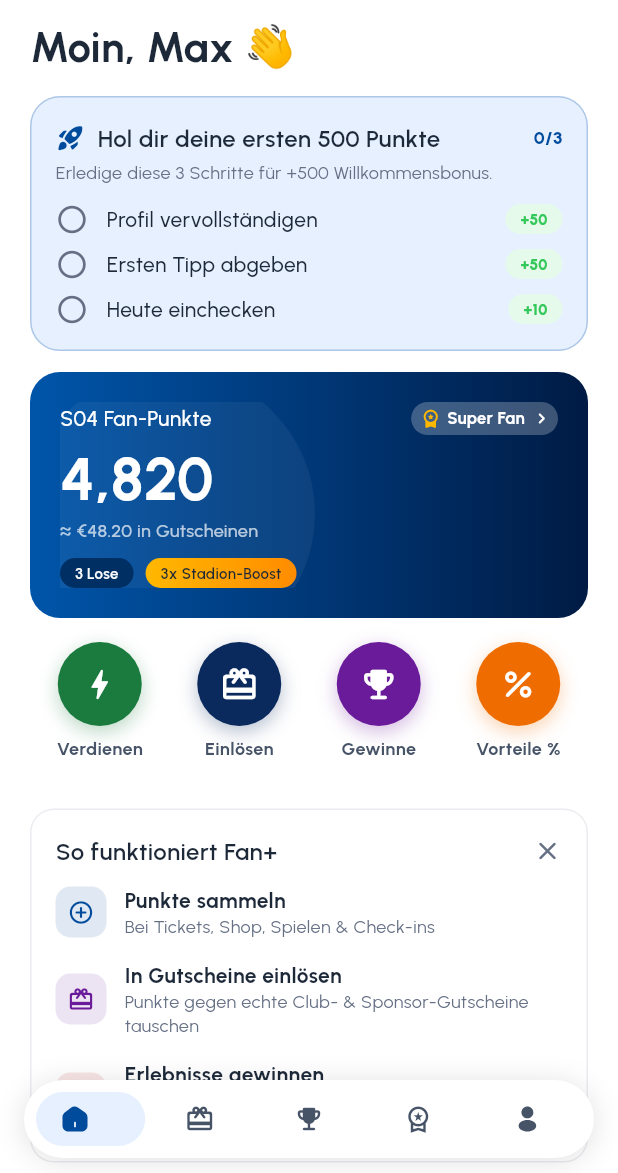
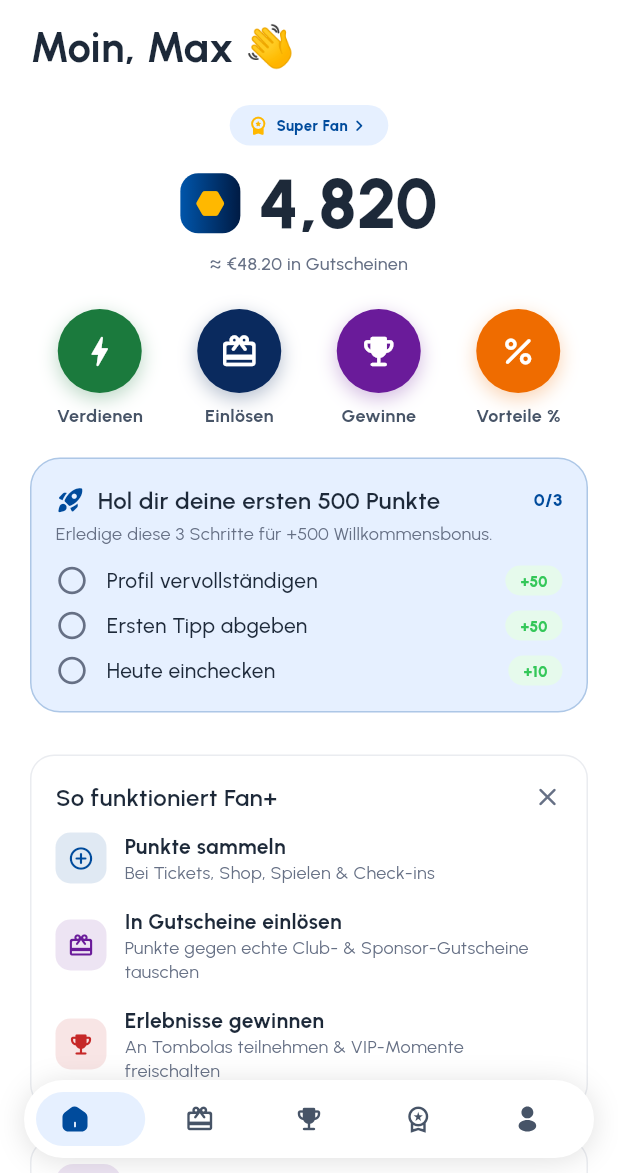
Before and after one commit to COREVIONLABS/EMBAapp-native, a Flutter app: the MainShell screen opened directly, on a phone screen of 412 x 824 dp, the part 63-1236 px from its top. Run offline on Flutter 3.47's test engine with Material 3 defaults, Android fonts, the phone set to English and light mode, and no system bars; our stand-ins replace flutter_svg.

Commit message:
Home: clean centred points balance (Socios-style) right under the greeting [skip ci]
Replaced the blue gradient points card with a plain, centred balance block
(_PointsHeader): a tappable tier chip, the big number with its hexagon, and the
'≈ €X in vouchers' line — no card, much cleaner. Sits directly under 'Moin, Max',
above the round action icons; the new-fan starter card moved below the balance.

Co-Authored-By: Claude Opus 4.8 <noreply@anthropic.com>
Claude-Session: https://claude.ai/code/session_0138H2TPm9wvb2D54WvCY8tL

```diff
--- a/lib/screens/home_matchday.dart
+++ b/lib/screens/home_matchday.dart
@@ -72,20 +72,20 @@ class _HomeMatchdayScreenState extends State<HomeMatchdayScreen> {
                 padding: const EdgeInsets.symmetric(horizontal: 20),
                 child: Text('${tr('Moin')}, Max 👋', style: AppText.h4.copyWith(color: AppColors.textDarker)),
               ),
-              const SizedBox(height: 16),
-              // First-run activation — new fans only (Demo toggle).
+              const SizedBox(height: 22),
+              // 1) Clean, centred points balance (Socios-style) — right under greeting.
+              const _PointsHeader(),
+              const SizedBox(height: 22),
+              // 2) Round core actions under the balance.
+              _roundActions(),
+              const SizedBox(height: 20),
+              // First-run activation — new fans only (below the balance).
               ValueListenableBuilder<bool>(
                 valueListenable: starterNotifier,
                 builder: (context, show, __) => show
-                    ? const Padding(padding: EdgeInsets.fromLTRB(20, 0, 20, 14), child: _StarterCard())
+                    ? const Padding(padding: EdgeInsets.fromLTRB(20, 0, 20, 8), child: _StarterCard())
                     : const SizedBox.shrink(),
               ),
-              // 1) Points — the main product, active and up top.
-              const Padding(padding: EdgeInsets.symmetric(horizontal: 20), child: _PointsCard()),
-              const SizedBox(height: 16),
-              // 2) Round core actions under the balance (Socios-style).
-              _roundActions(),
-              const SizedBox(height: 12),
               // Fan+ Pay card promo — Phase-2 only (Demo toggle).
               ValueListenableBuilder<bool>(
                 valueListenable: cardActiveNotifier,
@@ -565,90 +565,45 @@ class _HomeSkeleton extends StatelessWidget {
   }
 }
 
-class _PointsCard extends StatelessWidget {
-  const _PointsCard();
+/// Clean, centred points balance (Socios-style) — the tier chip, the big number
+/// and its voucher value, on a plain background. No card, no gradient.
+class _PointsHeader extends StatelessWidget {
+  const _PointsHeader();
   @override
   Widget build(BuildContext context) {
-    return Container(
-      padding: const EdgeInsets.all(20),
-      clipBehavior: Clip.antiAlias,
-      decoration: BoxDecoration(
-        gradient: const LinearGradient(colors: AppColors.pointsGradient),
-        borderRadius: BorderRadius.circular(AppRadii.card),
+    return Column(children: [
+      // Tier chip → membership plans.
+      ValueListenableBuilder<String>(
+        valueListenable: tierNotifier,
+        builder: (context, tier, __) => Tappable(
+          scale: 0.97,
+          onTap: () => _push(context, const SubscriptionScreen()),
+          child: Container(
+            padding: const EdgeInsets.symmetric(horizontal: 12, vertical: 6),
+            decoration: BoxDecoration(color: AppColors.brandLightest, borderRadius: BorderRadius.circular(999)),
+            child: Row(mainAxisSize: MainAxisSize.min, children: [
+              const Icon(Icons.workspace_premium_rounded, size: 14, color: AppColors.gold),
+              const SizedBox(width: 5),
+              Text(tr(tier), style: AppText.caption1.copyWith(color: AppColors.brandPrimary, fontWeight: FontWeight.w800)),
+              Icon(Icons.chevron_right_rounded, size: 15, color: AppColors.brandPrimary),
+            ]),
+          ),
+        ),
       ),
-      child: Stack(
-        children: [
-          Positioned(
-            left: -23,
-            top: -22,
-            child: Container(
-              width: 193,
-              height: 193,
-              decoration: BoxDecoration(
-                shape: BoxShape.circle,
-                color: Colors.white.withValues(alpha: 0.05),
-              ),
-            ),
-          ),
-          Column(
-            crossAxisAlignment: CrossAxisAlignment.start,
-            mainAxisSize: MainAxisSize.min,
-            children: [
-              Row(
-                mainAxisAlignment: MainAxisAlignment.spaceBetween,
-                children: [
-                  Text(tr('S04 Fan Points'), style: AppText.body2.copyWith(color: Colors.white)),
-                  Tappable(
-                    onTap: () => _push(context, const SubscriptionScreen()),
-                    child: Container(
-                      padding: const EdgeInsets.fromLTRB(6, 4, 4, 4),
-                      decoration: BoxDecoration(
-                        color: Colors.white.withValues(alpha: 0.24),
-                        borderRadius: BorderRadius.circular(999),
-                      ),
-                      child: Row(
-                        mainAxisSize: MainAxisSize.min,
-                        children: [
-                          const Icon(Icons.workspace_premium_rounded, size: 14, color: AppColors.gold),
-                          const SizedBox(width: 4),
-                          ValueListenableBuilder<String>(
-                            valueListenable: tierNotifier,
-                            builder: (context, tier, __) => Text(tr(tier),
-                                style: AppText.caption1.copyWith(color: Colors.white, fontWeight: FontWeight.w700, fontSize: 11)),
-                          ),
-                          const SizedBox(width: 4),
-                          const Icon(Icons.chevron_right_rounded, size: 14, color: Colors.white),
-                        ],
-                      ),
-                    ),
-                  ),
-                ],
-              ),
-              const SizedBox(height: 6),
-              Text(FanModel.pointsFormatted,
-                  style: AppText.h1.copyWith(color: Colors.white, fontWeight: FontWeight.w700)),
-              const SizedBox(height: 4),
-              Text('≈ ${FanModel.balanceEuro} ${tr('in vouchers')}', style: AppText.body3.copyWith(color: Colors.white70)),
-              const SizedBox(height: 10),
-              Row(
-                children: [
-                  Pill(
-                    color: AppColors.brandDark,
-                    child: Text('${FanModel.raffleTickets} ${tr('Raffle Tickets')}',
-                        style: AppText.caption1.copyWith(color: AppColors.textLightest)),
-                  ),
-                  const SizedBox(width: 8),
-                  Pill(
-                    gradient: const LinearGradient(colors: AppColors.goldGradient),
-                    child: Text(tr('3x Stadium Boost'), style: AppText.caption1.copyWith(color: AppColors.textDarker)),
-                  ),
-                ],
-              ),
-            ],
-          ),
-        ],
-      ),
-    );
+      const SizedBox(height: 12),
+      // Big centred balance.
+      Row(mainAxisAlignment: MainAxisAlignment.center, crossAxisAlignment: CrossAxisAlignment.center, children: [
+        Container(
+          width: 40, height: 40,
+          decoration: BoxDecoration(gradient: const LinearGradient(colors: AppColors.pointsGradient), borderRadius: BorderRadius.circular(12)),
+          child: const Icon(Icons.hexagon_rounded, color: AppColors.gold, size: 22),
+        ),
+        const SizedBox(width: 12),
+        Text(FanModel.pointsFormatted, style: AppText.h1.copyWith(color: AppColors.textDarker, fontSize: 46, fontWeight: FontWeight.w800)),
+      ]),
+      const SizedBox(height: 6),
+      Text('≈ ${FanModel.balanceEuro} ${tr('in vouchers')}', style: AppText.body3.copyWith(color: AppColors.textLight)),
+    ]);
   }
 }
 
```
